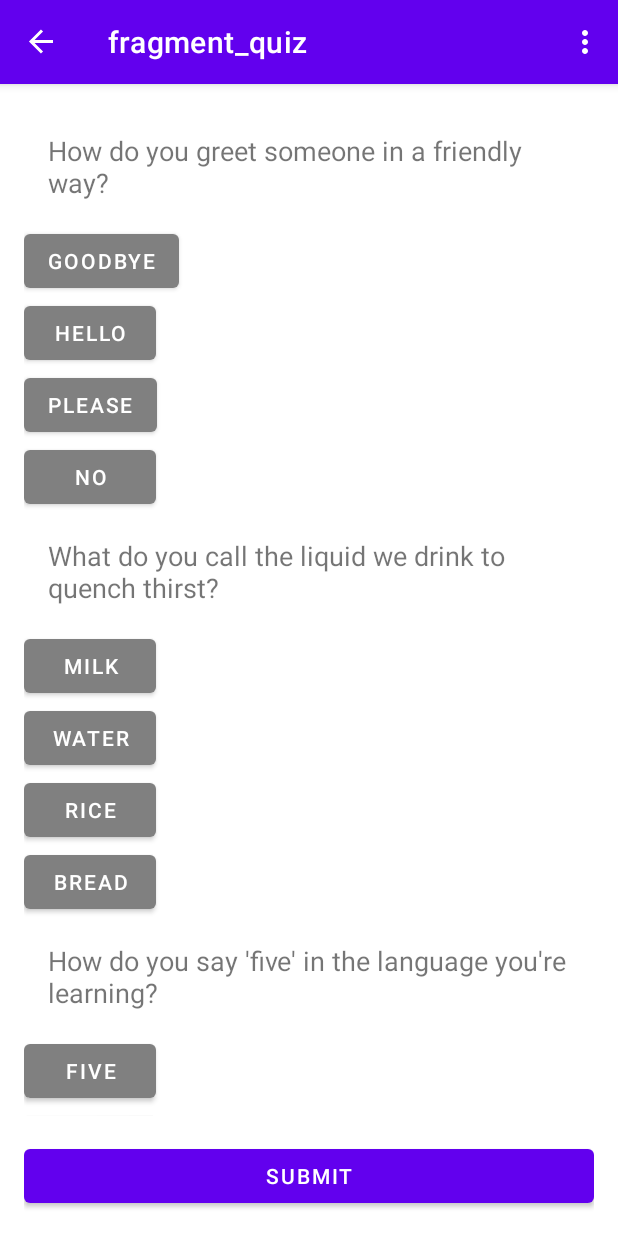
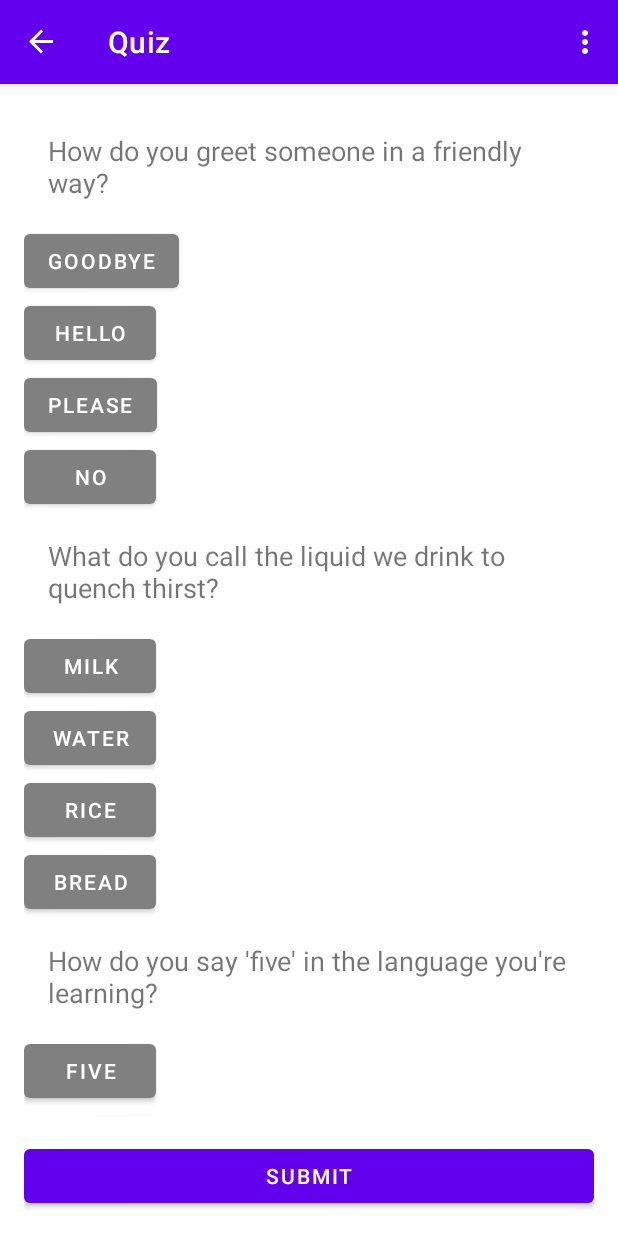
Before and after one commit to charlizeaponte/SEOWeek4, an Android app: the screen it shows after launch (MainActivity), in the side drawer, after a tap on "Quiz", on a phone screen of 412 x 824 dp. Run offline under Robolectric (Android 15) with nearby library versions, the phone set to English and light mode, and no system bars; our stand-ins replace Firebase (no records; nobody signed in at launch, a user with empty details on screens opened directly), navigation-ui.

Commit message:
"fixed toolbar"

```diff
--- a/app/src/main/java/edu/quinnipiac/seoweek4/MainActivity.kt
+++ b/app/src/main/java/edu/quinnipiac/seoweek4/MainActivity.kt
@@ -1,18 +1,19 @@
 package edu.quinnipiac.seoweek4
 
-import android.content.Intent
-import android.content.SharedPreferences
 import android.os.Bundle
 import androidx.appcompat.app.AppCompatActivity
 import androidx.appcompat.widget.Toolbar
 import android.view.Menu
 import android.view.MenuItem
 import androidx.drawerlayout.widget.DrawerLayout
+import androidx.navigation.NavOptions
 import androidx.navigation.findNavController
 import androidx.navigation.fragment.NavHostFragment
 import androidx.navigation.ui.AppBarConfiguration
 import androidx.navigation.ui.NavigationUI
+import androidx.navigation.ui.navigateUp
 import androidx.navigation.ui.onNavDestinationSelected
+import androidx.navigation.ui.setupActionBarWithNavController
 import androidx.navigation.ui.setupWithNavController
 import com.google.android.material.navigation.NavigationView
 import edu.quinnipiac.seoweek4.databinding.ActivityMainBinding
@@ -20,7 +21,9 @@ import java.util.Locale
 
 
 class MainActivity : AppCompatActivity() {
-    private lateinit var binding:ActivityMainBinding
+    private lateinit var binding: ActivityMainBinding
+    private lateinit var appBarConfiguration: AppBarConfiguration
+
     override fun onCreate(savedInstanceState: Bundle?) {
         super.onCreate(savedInstanceState)
         binding = ActivityMainBinding.inflate(layoutInflater)
@@ -28,17 +31,34 @@ class MainActivity : AppCompatActivity() {
 
         val toolbar: Toolbar = findViewById(R.id.toolbar)
         setSupportActionBar(toolbar)
+
         val navHostFragment = supportFragmentManager
             .findFragmentById(R.id.nav_host_fragment) as NavHostFragment
         val navController = navHostFragment.navController
-        val drawer = findViewById<DrawerLayout>(R.id.drawer_layout)
-        val appBarConfiguration = AppBarConfiguration.Builder(navController.graph)
-            .setOpenableLayout(drawer)
-            .build()
 
+        val drawerLayout = findViewById<DrawerLayout>(R.id.drawer_layout)
+        val navView = findViewById<NavigationView>(R.id.nav_view)
+
+        // Specify top-level destinations for AppBarConfiguration
+        appBarConfiguration = AppBarConfiguration(
+            setOf(R.id.dashboardFragment),
+            drawerLayout
+        )
+
+        // Setup toolbar with NavController and AppBarConfiguration
         toolbar.setupWithNavController(navController, appBarConfiguration)
-        val navView = findViewById<NavigationView>(R.id.nav_view)
+
+        // Setup navigation UI with NavigationView
         NavigationUI.setupWithNavController(navView, navController)
+
+        // Setup ActionBar with NavController for proper back button handling
+        setupActionBarWithNavController(navController, appBarConfiguration)
+    }
+
+    override fun onSupportNavigateUp(): Boolean {
+        val navController = findNavController(R.id.nav_host_fragment)
+        return navController.navigateUp(appBarConfiguration)
+                || super.onSupportNavigateUp()
     }
     override fun onCreateOptionsMenu(menu: Menu): Boolean {
         menuInflater.inflate(R.menu.menu_toolbar, menu)
@@ -87,4 +107,18 @@ class MainActivity : AppCompatActivity() {
         val language = prefs.getString("My_Lang", "") ?: return
         switchLocale(language)
     }
+    override fun onBackPressed() {
+        val navHostFragment = supportFragmentManager
+            .findFragmentById(R.id.nav_host_fragment) as NavHostFragment
+        val navController = navHostFragment.navController
+
+        if (navController.currentDestination?.id != R.id.dashboardFragment) {
+            val navOptions = NavOptions.Builder()
+                .setPopUpTo(R.id.dashboardFragment, true)
+                .build()
+            navController.navigate(R.id.dashboardFragment, null, navOptions)
+        } else {
+            super.onBackPressed()
+        }
     }
+}
--- a/app/src/main/res/navigation/nav_graph.xml
+++ b/app/src/main/res/navigation/nav_graph.xml
@@ -19,7 +19,7 @@
     <fragment
         android:id="@+id/registerFragment"
         android:name="edu.quinnipiac.seoweek4.registerFragment"
-        android:label="fragment_register"
+        android:label="Register"
         tools:layout="@layout/fragment_register" >
         <action
             android:id="@+id/action_registerFragment_to_dashboardFragment"
@@ -28,7 +28,7 @@
     <fragment
         android:id="@+id/dashboardFragment"
         android:name="edu.quinnipiac.seoweek4.dashboardFragment"
-        android:label="fragment_dashboard"
+        android:label="Dashboard"
         tools:layout="@layout/fragment_dashboard" >
         <action
             android:id="@+id/action_dashboardFragment_to_learnFragment"
@@ -40,7 +40,7 @@
     <fragment
         android:id="@+id/learnFragment"
         android:name="edu.quinnipiac.seoweek4.learnFragment"
-        android:label="learnFragment" >
+        android:label="Learn" >
         <action
             android:id="@+id/action_learnFragment_to_detailFragment"
             app:destination="@id/detailFragment" />
@@ -51,7 +51,7 @@
     <fragment
         android:id="@+id/quizFragment"
         android:name="edu.quinnipiac.seoweek4.quizFragment"
-        android:label="fragment_quiz"
+        android:label="Quiz"
         tools:layout="@layout/fragment_quiz" >
         <action
             android:id="@+id/action_quizFragment_to_dashboardFragment"
@@ -60,7 +60,7 @@
     <fragment
         android:id="@+id/loginFragment"
         android:name="edu.quinnipiac.seoweek4.loginFragment"
-        android:label="loginFragment" >
+        android:label="Login" >
         <action
             android:id="@+id/action_loginFragment_to_dashboardFragment"
             app:destination="@id/dashboardFragment" />
@@ -68,7 +68,7 @@
     <fragment
         android:id="@+id/detailFragment"
         android:name="edu.quinnipiac.seoweek4.detailFragment"
-        android:label="detailFragment" >
+        android:label="Learn Words" >
         <action
             android:id="@+id/action_detailFragment_to_learnFragment"
             app:destination="@id/learnFragment" />
```
